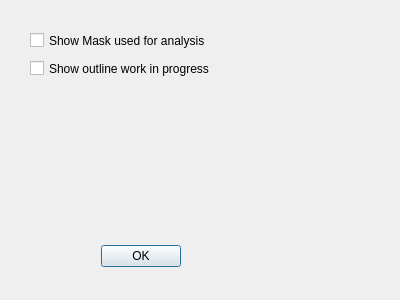
githubdoe/DFTFringe, file settingsdebug.ui: the form before one commit.
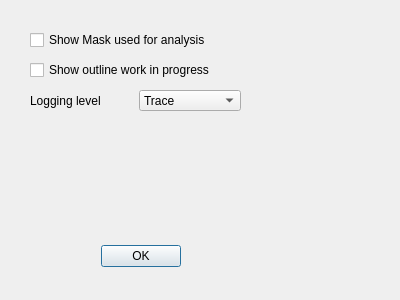
The form after the commit.

```diff
--- a/settingsdebug.ui
+++ b/settingsdebug.ui
@@ -34,8 +34,8 @@
     <rect>
      <x>30</x>
      <y>30</y>
-     <width>291</width>
-     <height>21</height>
+     <width>300</width>
+     <height>20</height>
     </rect>
    </property>
    <property name="text">
@@ -47,14 +47,75 @@
     <rect>
      <x>30</x>
      <y>60</y>
-     <width>181</width>
-     <height>17</height>
+     <width>300</width>
+     <height>20</height>
     </rect>
    </property>
    <property name="text">
     <string>Show outline work in progress</string>
    </property>
   </widget>
+  <widget class="QWidget" name="horizontalLayoutWidget">
+   <property name="geometry">
+    <rect>
+     <x>30</x>
+     <y>90</y>
+     <width>211</width>
+     <height>21</height>
+    </rect>
+   </property>
+   <layout class="QHBoxLayout" name="horizontalLayout">
+    <item>
+     <widget class="QLabel" name="spdLogLevelLabel">
+      <property name="text">
+       <string>Logging level</string>
+      </property>
+     </widget>
+    </item>
+    <item>
+     <widget class="QComboBox" name="logLevelComboBox">
+      <property name="currentText">
+       <string>Info</string>
+      </property>
+      <item>
+       <property name="text">
+        <string>Trace</string>
+       </property>
+      </item>
+      <item>
+       <property name="text">
+        <string>Debug</string>
+       </property>
+      </item>
+      <item>
+       <property name="text">
+        <string>Info</string>
+       </property>
+      </item>
+      <item>
+       <property name="text">
+        <string>Warning</string>
+       </property>
+      </item>
+      <item>
+       <property name="text">
+        <string>Error</string>
+       </property>
+      </item>
+      <item>
+       <property name="text">
+        <string>Critical</string>
+       </property>
+      </item>
+      <item>
+       <property name="text">
+        <string>Off</string>
+       </property>
+      </item>
+     </widget>
+    </item>
+   </layout>
+  </widget>
  </widget>
  <resources/>
  <connections>
```
